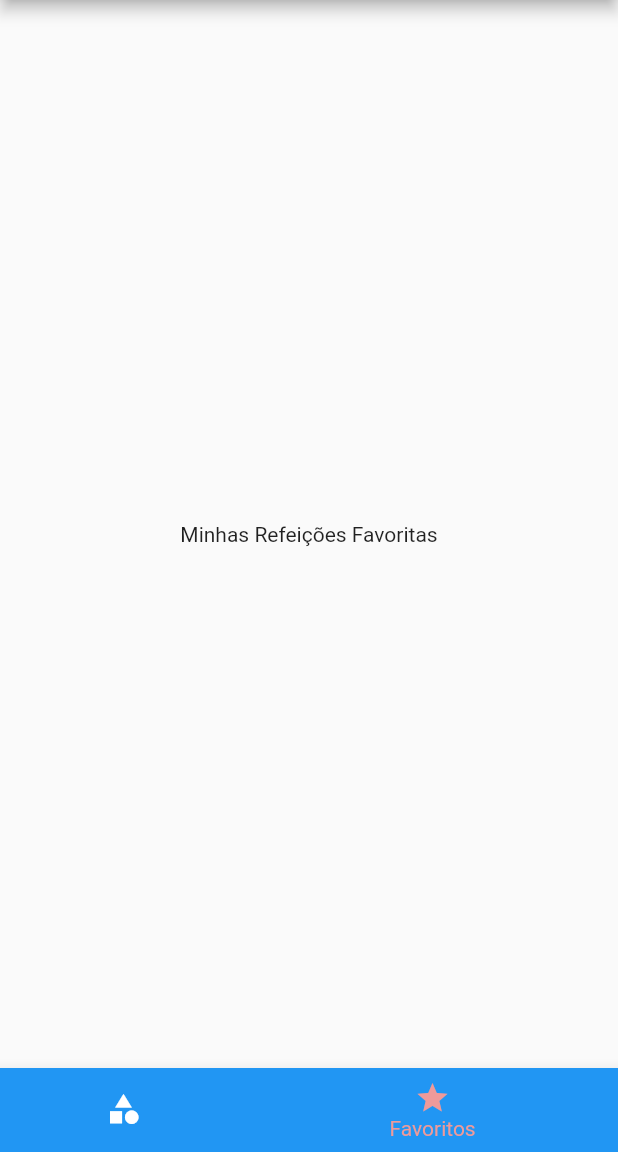
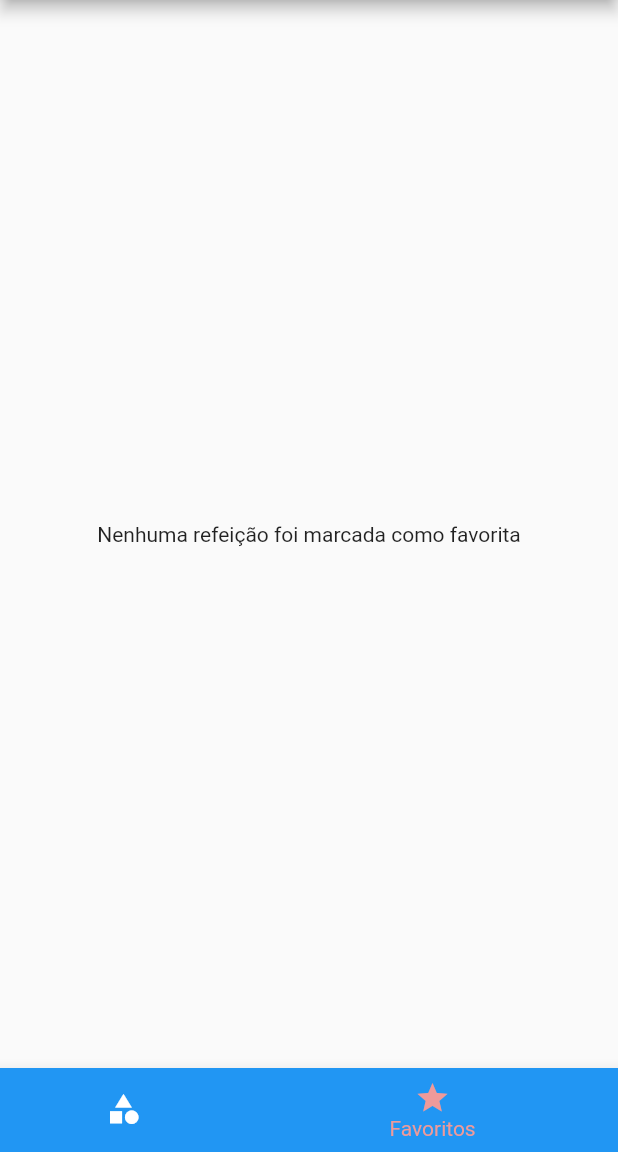
Before and after one commit to jsaintz/meals, a Flutter app: the screen it shows after launch, item 2 of the bottom bar chosen, on a phone screen of 412 x 824 dp, the part 84-1236 px from its top. Run offline on Flutter 3.47's test engine with Material 2 defaults, Android fonts, the phone set to English and light mode, and no system bars; Roboto replaces fonts that are missing (Raleway).

Commit message:
create toggle for favorite_screen, done.

```diff
--- a/lib/main.dart
+++ b/lib/main.dart
@@ -19,8 +19,8 @@ class MyApp extends StatefulWidget {
 
 class _MyAppState extends State<MyApp> {
   Settings settings = Settings();
-
   List<Meal> _availableMeals = DUMMY_MEALS;
+  List<Meal> _favoriteMeals = [];
 
   void _filterMeals(Settings settings) {
     setState(() {
@@ -37,6 +37,18 @@ class _MyAppState extends State<MyApp> {
             !filterVegetarian;
       }).toList();
     });
+  }
+
+  void _toggleFavorite(Meal meal) {
+    setState(() {
+      _favoriteMeals.contains(meal)
+          ? _favoriteMeals.remove(meal)
+          : _favoriteMeals.add(meal);
+    });
+  }
+
+  bool _isFavorite(Meal meal) {
+    return _favoriteMeals.contains(meal);
   }
 
   @override
@@ -56,10 +68,11 @@ class _MyAppState extends State<MyApp> {
             )),
       ),
       routes: {
-        AppRoutes.HOME: (ctx) => TabsScreen(),
+        AppRoutes.HOME: (ctx) => TabsScreen(_favoriteMeals),
         AppRoutes.CATEGORIES_MEALS: (ctx) =>
             CategoriesMealsScreen(_availableMeals),
-        AppRoutes.MEAL_DETAIL: (ctx) => MealDetailScreen(),
+        AppRoutes.MEAL_DETAIL: (ctx) =>
+            MealDetailScreen(_isFavorite, _toggleFavorite),
         AppRoutes.SETTINGS: (ctx) => SettingsScreen(settings, _filterMeals),
       },
     );
--- a/lib/screens/favorite_screen.dart
+++ b/lib/screens/favorite_screen.dart
@@ -1,10 +1,24 @@
 import 'package:flutter/material.dart';
+import 'package:meals/components/meal_item.dart';
+import 'package:meals/models/meal.dart';
 
 class FavoriteScreen extends StatelessWidget {
+  final List<Meal> favoriteMeals;
+
+  const FavoriteScreen(this.favoriteMeals);
+
   @override
   Widget build(BuildContext context) {
-    return Center(
-      child: Text('Minhas Refeições Favoritas'),
-    );
+    if (favoriteMeals.isEmpty) {
+      return Center(
+        child: Text('Nenhuma refeição foi marcada como favorita'),
+      );
+    } else {
+      return ListView.builder(
+          itemCount: favoriteMeals.length,
+          itemBuilder: (ctx, index) {
+            return MealItem(favoriteMeals[index]);
+          });
+    }
   }
 }
--- a/lib/screens/tabs_screen.dart
+++ b/lib/screens/tabs_screen.dart
@@ -1,20 +1,37 @@
 import 'package:flutter/material.dart';
 import 'package:meals/components/main_drawer.dart';
+import 'package:meals/models/meal.dart';
 import 'package:meals/screens/favorite_screen.dart';
 
 import 'categories_screen.dart';
 
 class TabsScreen extends StatefulWidget {
+  final List<Meal> favoriteMeals;
+
+  const TabsScreen(this.favoriteMeals);
+
   @override
   _TabsScreenState createState() => _TabsScreenState();
 }
 
 class _TabsScreenState extends State<TabsScreen> {
   int _selectedScreenIndex = 0;
-  final List<Map<String, Object>> _screens = [
-    {'title': 'Lista de Categorias', 'screen': CategoriesScreen()},
-    {'title': 'Meus Favoritos', 'screen': FavoriteScreen()},
-  ];
+  List<Map<String, Object>> _screens;
+
+  @override
+  void initState() {
+    super.initState();
+    _screens = [
+      {
+        'title': 'Lista de Categorias',
+        'screen': CategoriesScreen(),
+      },
+      {
+        'title': 'Meus Favoritos',
+        'screen': FavoriteScreen(widget.favoriteMeals),
+      },
+    ];
+  }
 
   _selectScreen(int index) {
     setState(() {
```
Also changed, not shown: lib/screens/meal_detail_screen.dart (+7 -2 lines).
